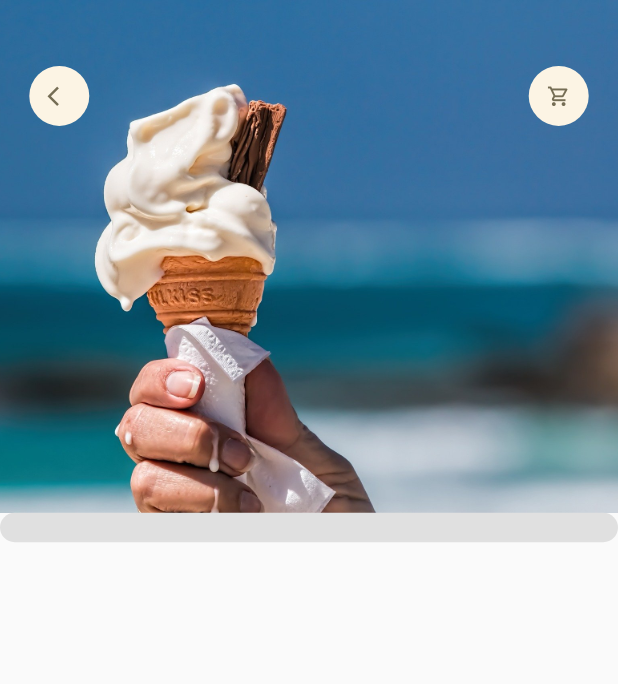
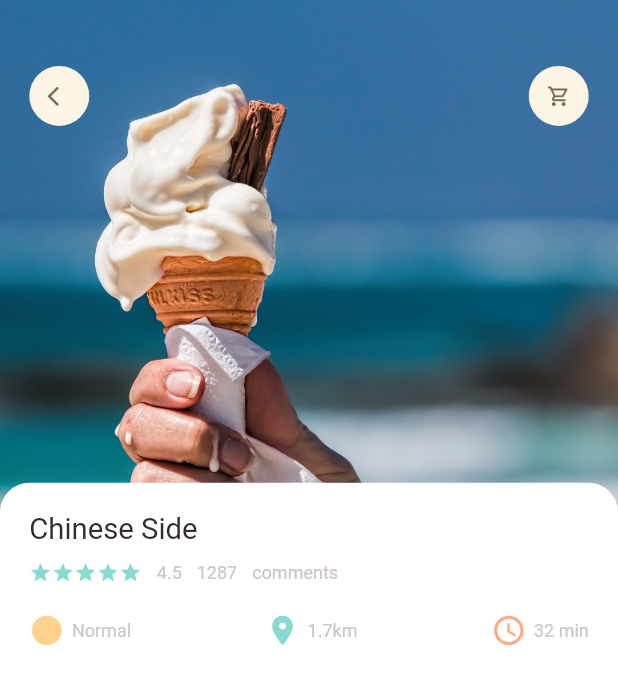
Before and after one commit to FidelisMatheus/e_commerce_app_flutter, a Flutter app: the screen it shows after launch, on a phone screen of 412 x 824 dp. Shown: the top 684 px of the screen. Run offline on Flutter 3.47's test engine with Material 2 defaults, Android fonts, the phone set to English and light mode, and no system bars; our stand-ins replace dots_indicator, get.

Commit message:
News updates in FoodDetail Page

```diff
--- a/lib/pages/food/popular_food_detail.dart
+++ b/lib/pages/food/popular_food_detail.dart
@@ -1,6 +1,12 @@
 import 'package:e_commerce_app/utils/dimensions.dart';
+import 'package:e_commerce_app/widgets/app_column.dart';
 import 'package:e_commerce_app/widgets/app_icon.dart';
 import 'package:flutter/material.dart';
+
+import '../../utils/colors.dart';
+import '../../widgets/big_text.dart';
+import '../../widgets/icon_and_text_widget.dart';
+import '../../widgets/small_text.dart';
 
 class PopularFoodDetail extends StatelessWidget {
   const PopularFoodDetail({Key? key}) : super(key: key);
@@ -39,7 +45,8 @@ class PopularFoodDetail extends StatelessWidget {
           Positioned(
             left: 0,
             right: 0,
-            top: Dimensions.popularFoodImgSize,
+            bottom: 0,
+            top: Dimensions.popularFoodImgSize - 20,
             child: Container(
               padding: EdgeInsets.only(
                 left: Dimensions.width20,
@@ -47,9 +54,13 @@ class PopularFoodDetail extends StatelessWidget {
                 top: Dimensions.height20,
               ),
               decoration: BoxDecoration(
-                borderRadius: BorderRadius.circular(Dimensions.radius20),
-                color: Colors.grey[300],
+                borderRadius: BorderRadius.only(
+                  topRight: Radius.circular(Dimensions.radius20),
+                  topLeft: Radius.circular(Dimensions.radius20),
+                ),
+                color: Colors.white,
               ),
+              child: AppColumn(),
             ),
           ),
         ],
--- /dev/null
+++ b/lib/widgets/app_column.dart
@@ -0,0 +1,67 @@
+import 'package:e_commerce_app/widgets/small_text.dart';
+import 'package:flutter/material.dart';
+
+import '../utils/colors.dart';
+import '../utils/dimensions.dart';
+import 'big_text.dart';
+import 'icon_and_text_widget.dart';
+
+class AppColumn extends StatelessWidget {
+  const AppColumn({Key? key}) : super(key: key);
+
+  @override
+  Widget build(BuildContext context) {
+    return Column(
+      crossAxisAlignment: CrossAxisAlignment.start,
+      children: [
+        BigText(text: 'Chinese Side'),
+        SizedBox(
+          height: Dimensions.height10,
+        ),
+        Row(
+          children: [
+            Wrap(
+              children: List.generate(
+                5,
+                (index) => Icon(
+                  Icons.star,
+                  color: AppColors.mainColor,
+                  size: 15,
+                ),
+              ),
+            ),
+            SizedBox(width: 10), //space between text
+            SmallText(text: '4.5'),
+            SizedBox(width: 10),
+            SmallText(text: '1287'),
+            SizedBox(width: 10),
+            SmallText(text: 'comments'),
+          ],
+        ),
+        SizedBox(
+          height: Dimensions.height20,
+        ),
+        Row(
+          mainAxisAlignment: MainAxisAlignment.spaceBetween,
+          children: [
+            IconAndTextWidget(
+              icon: Icons.circle_sharp,
+              text: "Normal",
+              iconColor: AppColors.iconColor1,
+            ),
+            IconAndTextWidget(
+              icon: Icons.location_on,
+              text: "1.7km",
+              iconColor: AppColors.mainColor,
+            ),
+            IconAndTextWidget(
+              icon: Icons.access_time_rounded,
+              text: "32 min",
+              iconColor: AppColors.iconColor2,
+            ),
+          ],
+        ),
+      ],
+    );
+  }
+}
```
